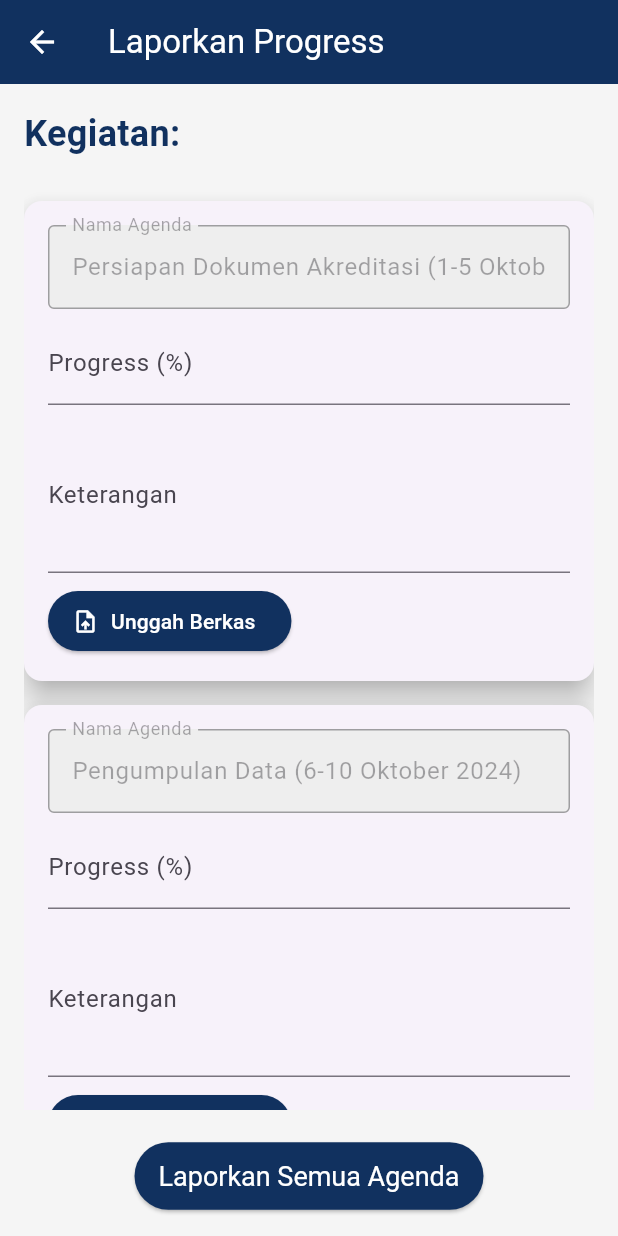
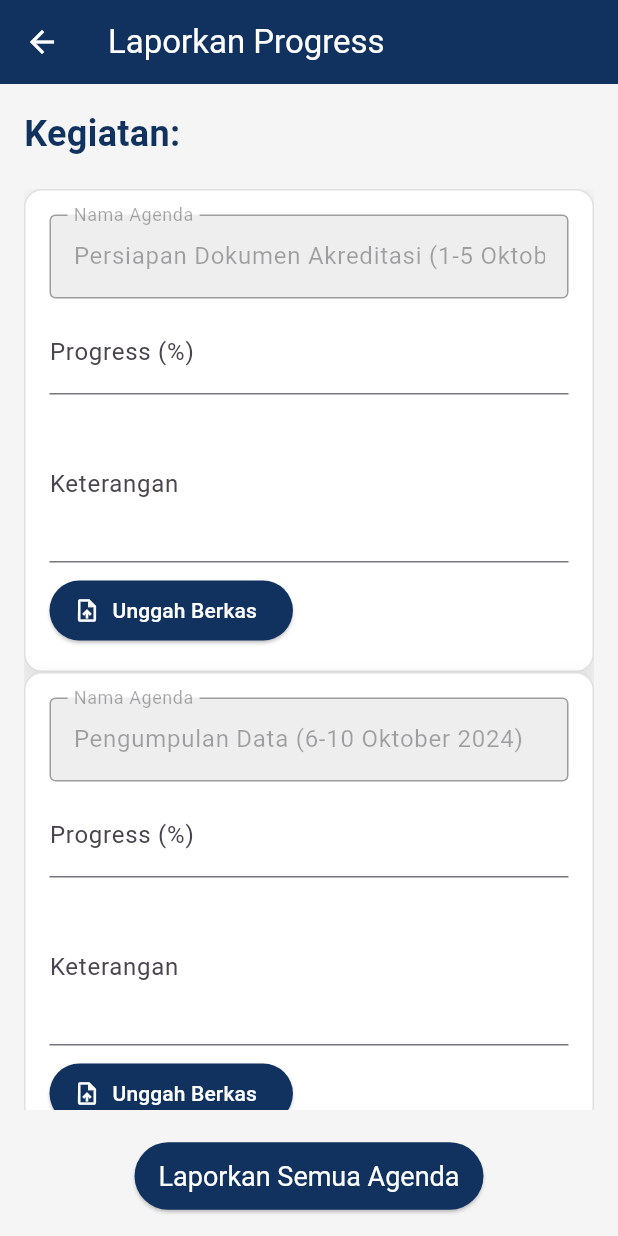
Before and after one commit to Silmymaulia/PemrogramanMobile, a Flutter app: the LaporkanProgressAgenda2Page screen opened directly with empty values, on a phone screen of 412 x 824 dp. Run offline on Flutter 3.47's test engine with Material 3 defaults, Android fonts, the light colour scheme and no system bars; our stand-ins replace file_picker.

Commit message:
17_Oddis Nur Alifathur Razaaq

```diff
--- a/lib/drawer.dart
+++ b/lib/drawer.dart
@@ -111,13 +111,6 @@ class AppDrawer extends StatelessWidget {
               Navigator.pushReplacementNamed(context, '/login');
             },
           ),
-          ListTile(
-            leading: Icon(Icons.file_download, color: Color(0xFF11315F)),
-            title: Text('Dokumen Surat Tugas'),
-            onTap: () {
-              Navigator.pushNamed(context, '/dokumen-surat-tugas'); // Tambahkan logika untuk membuka halaman dokumen surat tugas
-            },
-          ),
         ],
       ),
     );
--- a/lib/laporkan_progress_agenda2_page.dart
+++ b/lib/laporkan_progress_agenda2_page.dart
@@ -100,14 +100,21 @@ class AgendaProgressInput extends StatefulWidget {
 class _AgendaProgressInputState extends State<AgendaProgressInput> {
   @override
   Widget build(BuildContext context) {
-    return Card(
-      elevation: 8, // Meningkatkan elevation untuk card
-      margin: EdgeInsets.symmetric(vertical: 8.0),
-      shape: RoundedRectangleBorder(
-        borderRadius: BorderRadius.circular(12), // Menambahkan sudut melengkung
+    return Container(
+      padding: const EdgeInsets.all(16.0), // Menambahkan padding di sekitar container
+      decoration: BoxDecoration(
+        color: Colors.white, // Warna latar belakang putih
+        borderRadius: BorderRadius.circular(12), // Sudut melengkung
+        border: Border.all(color: Colors.grey.shade300, width: 1), // Menambahkan border abu-abu
+        boxShadow: [
+          BoxShadow(
+            color: Colors.grey.withOpacity(0.2), // Warna bayangan ringan
+            spreadRadius: 2,
+            blurRadius: 8,
+            offset: Offset(0, 4), // Posisi bayangan
           ),
-      child: Padding(
-        padding: const EdgeInsets.all(16.0),
+        ],
+      ),
       child: Column(
         crossAxisAlignment: CrossAxisAlignment.start,
         children: [
@@ -164,9 +171,11 @@ class _AgendaProgressInputState extends State<AgendaProgressInput> {
             ),
           ),
           if (widget.agenda.filePath != null)
-              Text('Berkas yang di-upload: ${widget.agenda.filePath!.split('/').last}'),
+            Padding(
+              padding: const EdgeInsets.only(top: 8.0),
+              child: Text('Berkas yang di-upload: ${widget.agenda.filePath!.split('/').last}'),
+            ),
         ],
-        ),
       ),
     );
   }
```
Lines whose indentation alone changed are shown as unchanged.
